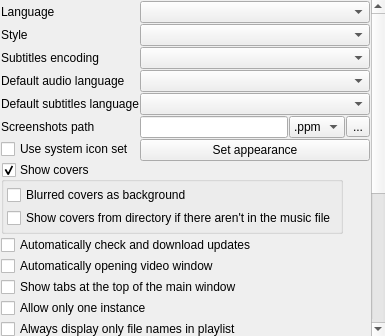
zaps166/QMPlay2, file src/gui/Ui/SettingsGeneral.ui: the form before one commit.
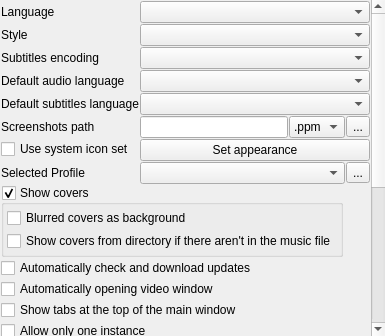
The form after the commit.

What changed in the file:
```diff
--- a/src/gui/Ui/SettingsGeneral.ui
+++ b/src/gui/Ui/SettingsGeneral.ui
@@ -190,6 +190,27 @@
            </property>
           </widget>
          </item>
+         <item row="7" column="0">
+          <widget class="QLabel" name="profileL">
+           <property name="text">
+            <string>Selected Profile</string>
+           </property>
+          </widget>
+         </item>
+         <item row="7" column="1">
+          <layout class="QHBoxLayout" name="horizontalLayout_5">
+           <item>
+            <widget class="QComboBox" name="profileB"/>
+           </item>
+           <item>
+            <widget class="QToolButton" name="profileRemoveB">
+             <property name="text">
+              <string>...</string>
+             </property>
+            </widget>
+           </item>
+          </layout>
+         </item>
         </layout>
        </item>
        <item row="2" column="0">
```
